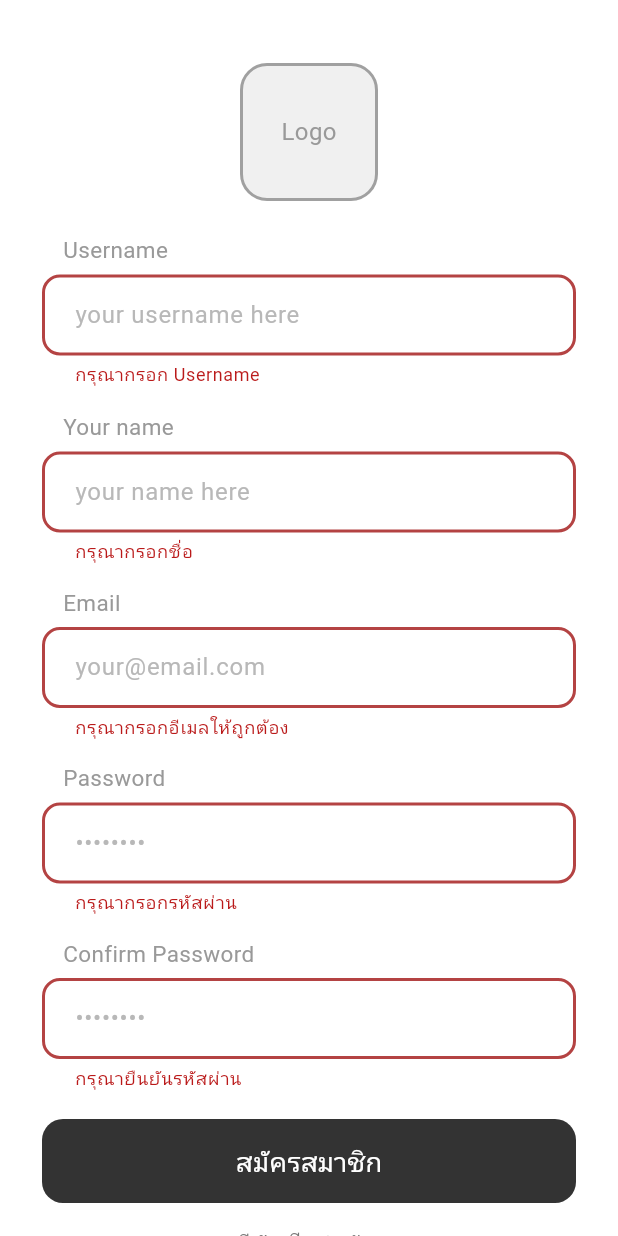
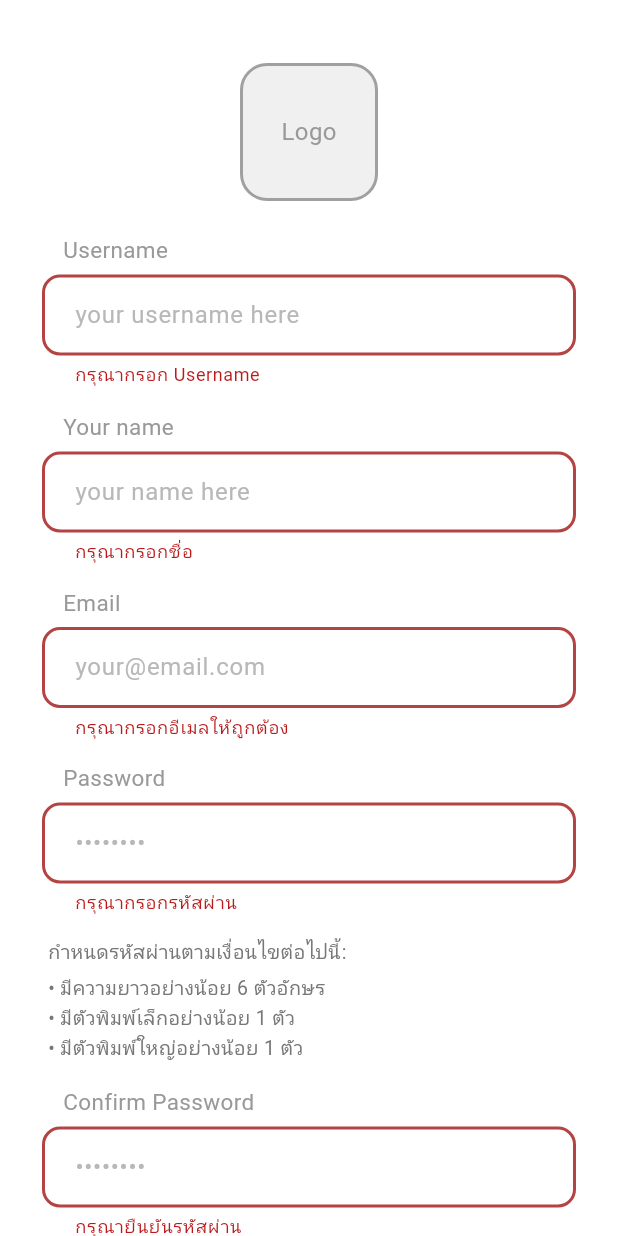
Before and after one commit to AriFeenx0/mobile_micro_commerce, a Flutter app: the RegisterScreen screen opened by its route, after a tap on "สมัครสมาชิก", on a phone screen of 412 x 824 dp. Run offline on Flutter 3.47's test engine with Material 3 defaults, Android fonts, the phone set to English and light mode, and no system bars; our stand-ins replace cloud_firestore, firebase_auth, firebase_core, image_picker; accounts and stored records are empty.

Commit message:
Add Password Rule

```diff
--- a/lib/screens/auth/register_screen.dart
+++ b/lib/screens/auth/register_screen.dart
@@ -95,8 +95,46 @@ class _RegisterScreenState extends State<RegisterScreen> {
                       obscureText: true,
                       autofillHints: const [AutofillHints.newPassword],
                       textInputAction: TextInputAction.done,
-                      validator: _requiredValidator('กรุณากรอกรหัสผ่าน'),
+                      validator: (value) {
+                        final password = value ?? '';
+                        if (password.isEmpty) return 'กรุณากรอกรหัสผ่าน';
+                        if (password.length < 6) {
+                          return 'รหัสผ่านต้องมีอย่างน้อย 6 ตัวอักษร';
+                        }
+                        if (!RegExp(r'[a-z]').hasMatch(password) ||
+                            !RegExp(r'[A-Z]').hasMatch(password)) {
+                          return 'รหัสผ่านต้องมีตัวอักษรอย่างน้อย 2 ตัว '
+                              '(ตัวพิมพ์เล็ก 1 ตัว และตัวพิมพ์ใหญ่ 1 ตัว)';
+                        }
+                        return null;
+                      },
                       onFieldSubmitted: (_) => _submit(),
+                    ),
+                    const Padding(
+                      padding: EdgeInsets.only(left: 4, bottom: 16),
+                      child: Column(
+                        crossAxisAlignment: CrossAxisAlignment.start,
+                        children: [
+                          Text(
+                            'กำหนดรหัสผ่านตามเงื่อนไขต่อไปนี้:',
+                            style: TextStyle(
+                              color: Color(0xFF777777),
+                              fontSize: 13,
+                            ),
+                          ),
+                          SizedBox(height: 4),
+                          Text(
+                            '• มีความยาวอย่างน้อย 6 ตัวอักษร\n'
+                            '• มีตัวพิมพ์เล็กอย่างน้อย 1 ตัว\n'
+                            '• มีตัวพิมพ์ใหญ่อย่างน้อย 1 ตัว',
+                            style: TextStyle(
+                              color: Color(0xFF777777),
+                              fontSize: 13,
+                              height: 1.5,
+                            ),
+                          ),
+                        ],
+                      ),
                     ),
                     _buildField(
                       label: 'Confirm Password',
```
